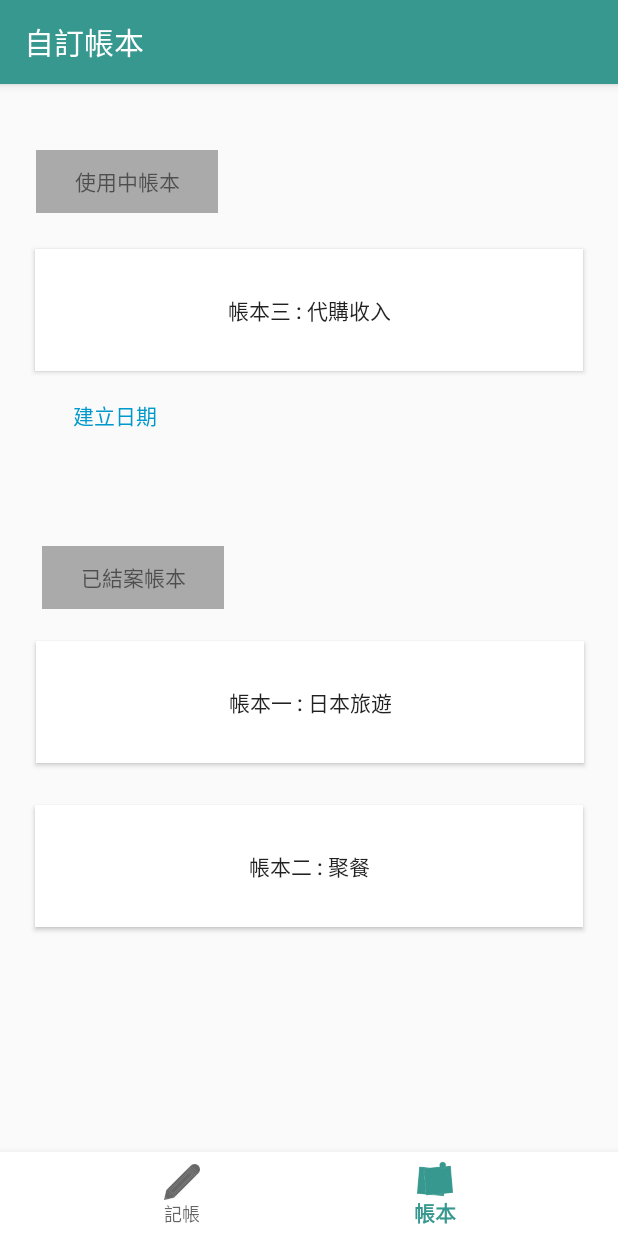
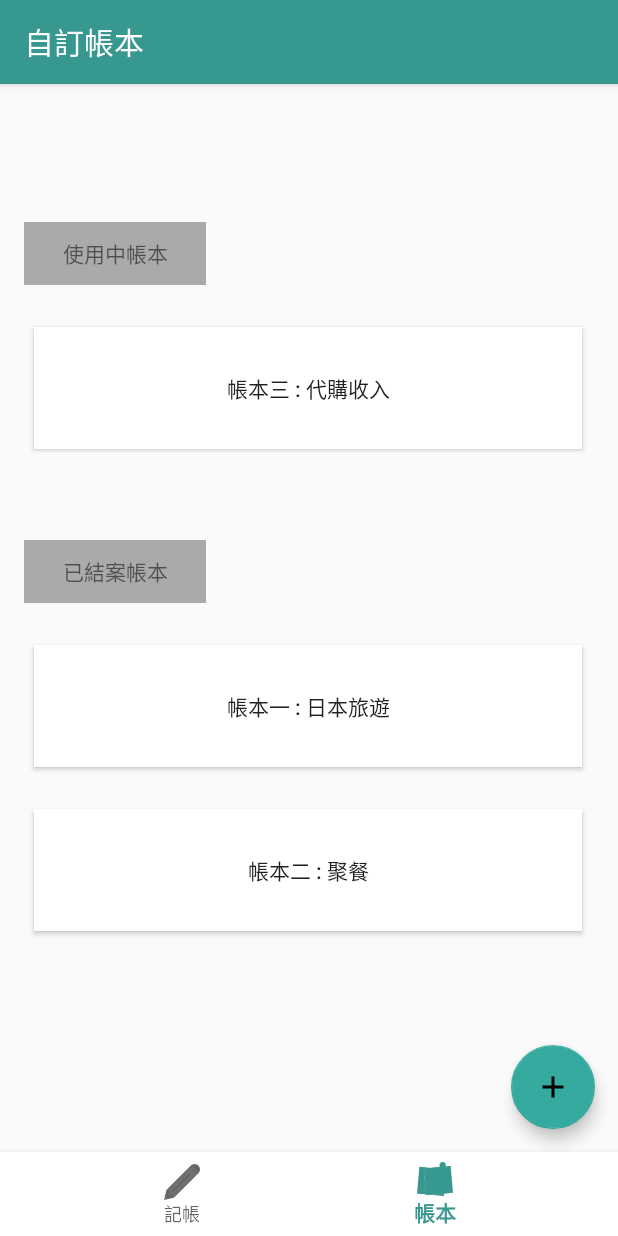
Before and after one commit to chuurin1999/MB, an Android app: the Main_2_dash screen opened through its navigation route, on a phone screen of 412 x 824 dp. Run offline under Robolectric (Android 15) with nearby library versions, the phone set to English and light mode, and no system bars; our stand-ins replace navigation-ui.

Commit message:
隨便改改

```diff
--- a/app/src/main/AndroidManifest.xml
+++ b/app/src/main/AndroidManifest.xml
@@ -56,7 +56,7 @@
             android:theme="@style/at2" />
         <activity
             android:name=".UpdateActivity"
-            android:parentActivityName=".Main_3_1_2_4a_3" />
+            android:parentActivityName=".Main_0" />
     </application>
 
 </manifest>
--- a/app/src/main/java/com/example/application/Main_3a.java
+++ b/app/src/main/java/com/example/application/Main_3a.java
@@ -143,10 +143,10 @@ public class Main_3a extends AppCompatActivity {
         String string="";
         Intent myIntent=getIntent();
         Bundle bundle = myIntent.getExtras();
-        String dateYear = bundle.getString("startDate").substring(0,7);
-        Log.d("年月",dateYear);
-        String income = "SELECT * FROM library WHERE (日期 LIKE '"+dateYear+"%' )AND (狀態 = '收入' )";
-        String expense ="SELECT * FROM library WHERE (日期 LIKE'"+dateYear+"%')AND (狀態 = '支出' )";
+        String startDate = bundle.getString("startDate").substring(0,7);
+        Log.d("年月",startDate);
+        String income = "SELECT * FROM library WHERE (日期 LIKE '"+startDate+"%' )AND (狀態 = '收入' )";
+        String expense ="SELECT * FROM library WHERE (日期 LIKE'"+startDate+"%')AND (狀態 = '支出' )";
         Log.d("累計收入",income);
         SQLiteDatabase db = myDB.getReadableDatabase();
         Cursor cursor = null;
--- a/app/src/main/res/drawable/ic_add.xml
+++ /dev/null
@@ -1,5 +0,0 @@
-<vector android:height="24dp" android:tint="#9337F2"
-    android:viewportHeight="24.0" android:viewportWidth="24.0"
-    android:width="24dp" xmlns:android="http://schemas.android.com/apk/res/android">
-    <path android:fillColor="#FF000000" android:pathData="M19,13h-6v6h-2v-6H5v-2h6V5h2v6h6v2z"/>
-</vector>
--- a/app/src/main/res/drawable/ic_add_circle_black_24dp.xml
+++ /dev/null
@@ -1,9 +0,0 @@
-<vector xmlns:android="http://schemas.android.com/apk/res/android"
-        android:width="24dp"
-        android:height="24dp"
-        android:viewportWidth="24.0"
-        android:viewportHeight="24.0">
-    <path
-        android:fillColor="#FF000000"
-        android:pathData="M12,2C6.48,2 2,6.48 2,12s4.48,10 10,10 10,-4.48 10,-10S17.52,2 12,2zM17,13h-4v4h-2v-4L7,13v-2h4L11,7h2v4h4v2z"/>
-</vector>
--- a/app/src/main/res/layout/activity_2_dash.xml
+++ b/app/src/main/res/layout/activity_2_dash.xml
@@ -9,91 +9,84 @@
     tools:context=".Main_2_dash">
 
     <Button
-        android:id="@+id/button7"
+        android:id="@+id/button5"
         android:layout_width="365dp"
         android:layout_height="81dp"
         android:layout_marginStart="24dp"
-        android:layout_marginLeft="24dp"
         android:layout_marginTop="28dp"
         android:layout_marginEnd="24dp"
-        android:layout_marginRight="24dp"
         android:background="@color/design_default_color_background"
-        android:text="帳本二 : 聚餐"
+        android:text="帳本三 : 代購收入"
         app:layout_constraintEnd_toEndOf="parent"
+        app:layout_constraintHorizontal_bias="1.0"
         app:layout_constraintStart_toStartOf="parent"
-        app:layout_constraintTop_toBottomOf="@+id/button6" />
+        app:layout_constraintTop_toBottomOf="@+id/textView3" />
+
+    <TextView
+        android:id="@+id/textView6"
+        android:layout_width="121dp"
+        android:layout_height="42dp"
+        android:layout_marginStart="16dp"
+        android:layout_marginTop="304dp"
+        android:background="@android:color/darker_gray"
+        android:gravity="center"
+        android:text="已結案帳本"
+        app:layout_constraintStart_toStartOf="parent"
+        app:layout_constraintTop_toTopOf="parent" />
 
     <Button
         android:id="@+id/button6"
         android:layout_width="365dp"
         android:layout_height="81dp"
         android:layout_marginStart="24dp"
-        android:layout_marginLeft="24dp"
-        android:layout_marginTop="21dp"
+        android:layout_marginTop="28dp"
         android:layout_marginEnd="24dp"
-        android:layout_marginRight="24dp"
         android:background="@color/design_default_color_background"
         android:text="帳本一 : 日本旅遊"
         app:layout_constraintEnd_toEndOf="parent"
-        app:layout_constraintHorizontal_bias="0.0"
+        app:layout_constraintHorizontal_bias="1.0"
         app:layout_constraintStart_toStartOf="parent"
         app:layout_constraintTop_toBottomOf="@+id/textView6" />
 
-    <TextView
-        android:id="@+id/textView6"
-        android:layout_width="121dp"
-        android:layout_height="42dp"
-        android:layout_marginStart="28dp"
-        android:layout_marginLeft="28dp"
-        android:layout_marginTop="308dp"
-        android:background="@android:color/darker_gray"
-        android:gravity="center"
-        android:text="已結案帳本"
+    <Button
+        android:id="@+id/button7"
+        android:layout_width="365dp"
+        android:layout_height="81dp"
+        android:layout_marginStart="24dp"
+        android:layout_marginTop="28dp"
+        android:layout_marginEnd="24dp"
+        android:background="@color/design_default_color_background"
+        android:text="帳本二 : 聚餐"
+        app:layout_constraintEnd_toEndOf="parent"
+        app:layout_constraintHorizontal_bias="1.0"
         app:layout_constraintStart_toStartOf="parent"
-        app:layout_constraintTop_toTopOf="parent" />
+        app:layout_constraintTop_toBottomOf="@+id/button6" />
 
     <TextView
         android:id="@+id/textView3"
         android:layout_width="121dp"
         android:layout_height="42dp"
-        android:layout_marginStart="24dp"
-        android:layout_marginLeft="24dp"
-        android:layout_marginTop="44dp"
+        android:layout_marginStart="16dp"
+        android:layout_marginTop="92dp"
         android:background="@android:color/darker_gray"
         android:gravity="center"
         android:text="使用中帳本"
         app:layout_constraintStart_toStartOf="parent"
         app:layout_constraintTop_toTopOf="parent" />
 
-    <TextView
-        android:id="@+id/textView4"
-        android:layout_width="95dp"
-        android:layout_height="38dp"
-        android:layout_marginTop="116dp"
-        android:layout_marginEnd="264dp"
-        android:layout_marginRight="264dp"
-        android:gravity="center"
-        android:text="建立日期"
-        android:textAllCaps="false"
-        android:textColor="@android:color/holo_blue_dark"
-        app:layout_constraintEnd_toEndOf="@+id/button5"
-        app:layout_constraintHorizontal_bias="1.0"
-        app:layout_constraintStart_toStartOf="parent"
-        app:layout_constraintTop_toBottomOf="@+id/textView3" />
-
-    <Button
-        android:id="@+id/button5"
-        android:layout_width="365dp"
-        android:layout_height="81dp"
-        android:layout_marginStart="24dp"
-        android:layout_marginLeft="24dp"
-        android:layout_marginTop="24dp"
-        android:layout_marginEnd="24dp"
-        android:layout_marginRight="24dp"
-        android:background="@color/design_default_color_background"
-        android:text="帳本三 : 代購收入"
+    <com.google.android.material.floatingactionbutton.FloatingActionButton
+        android:id="@+id/bankAdd_fab"
+        android:layout_width="wrap_content"
+        android:layout_height="wrap_content"
+        android:layout_margin="15dp"
+        android:layout_marginEnd="16dp"
+        android:layout_marginBottom="50dp"
+        android:clickable="true"
+        android:focusable="true"
+        android:src="@drawable/ic_add_black_24dp"
+        app:backgroundTint="#35AA9F"
+        app:layout_constraintBottom_toBottomOf="parent"
         app:layout_constraintEnd_toEndOf="parent"
-        app:layout_constraintStart_toStartOf="parent"
-        app:layout_constraintTop_toBottomOf="@+id/textView3" />
+        tools:ignore="VectorDrawableCompat" />
 
 </androidx.constraintlayout.widget.ConstraintLayout>
```
Also changed, not shown: app/src/main/res/drawable-v24/abstarctbackground.jpg (deleted), app/src/main/res/drawable-v24/asd.jpg (deleted), app/src/main/res/drawable-v24/asddfg.jpg (deleted), app/src/main/res/drawable-v24/gnioenrgio.jpg (deleted), app/src/main/res/drawable-v24/images.png (deleted), app/src/main/res/drawable-v24/inn.png (deleted), app/src/main/res/drawable-v24/jowojd.jpg (deleted), app/src/main/res/drawable-v24/kkkkkk.png (deleted), app/src/main/res/drawable-v24/main_background.jpg (deleted), app/src/main/res/drawable-v24/ppp.png (deleted), app/src/main/res/drawable-v24/qqq.jpg (deleted), app/src/main/res/drawable-v24/qwe.jpg (deleted), app/src/main/res/drawable-v24/rm.jpg (deleted).
